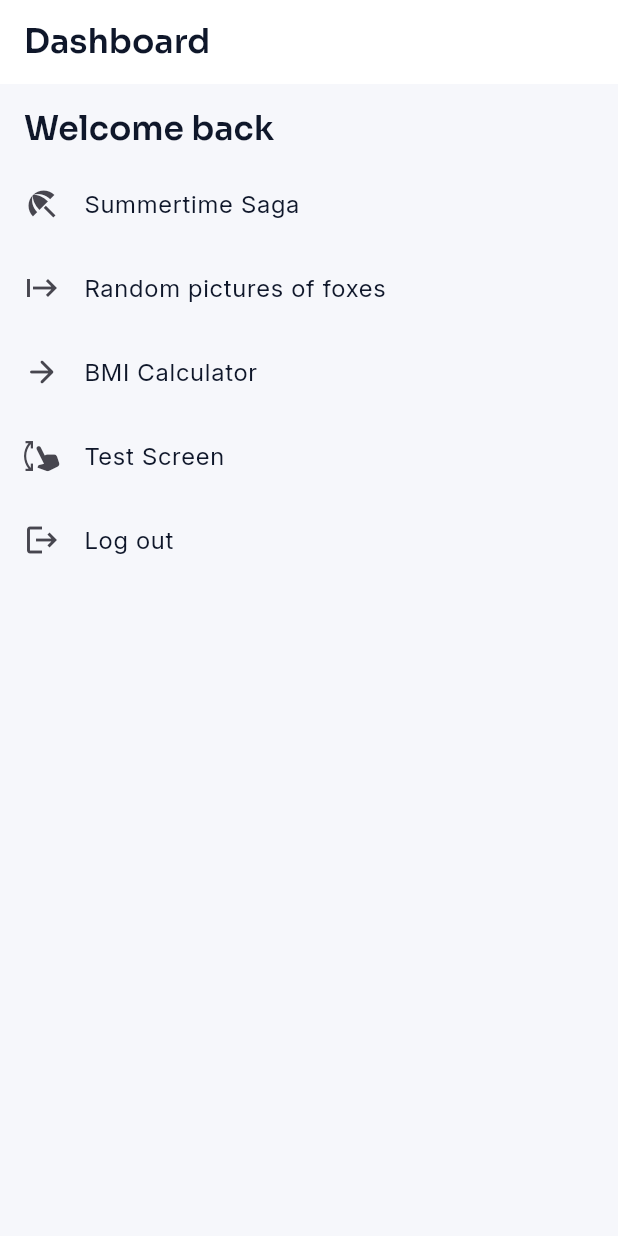
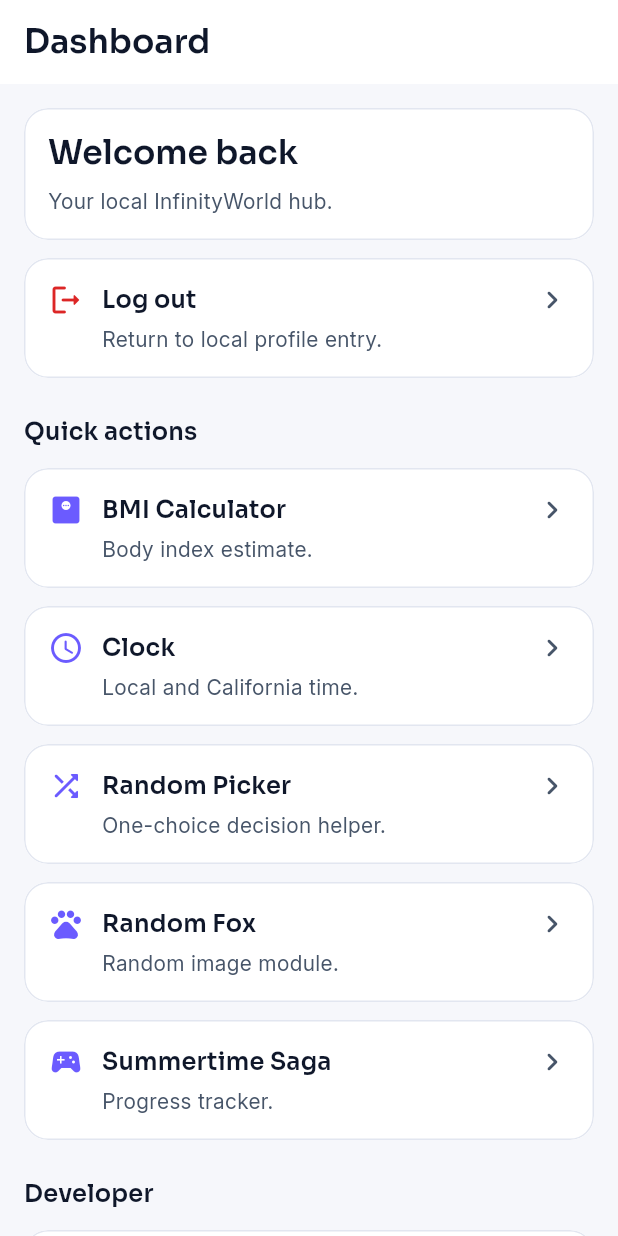
Before and after one commit to nqminh2417/InfinityWorld, a Flutter app: the DashboardScreen screen opened by its route, on a phone screen of 412 x 824 dp. Run offline on Flutter 3.47's test engine with Material 3 defaults, Android fonts, the phone set to English and light mode, and no system bars; our stand-ins replace dio, flutter_riverpod, go_router, shared_preferences, timezone; accounts and stored records are empty.

Commit message:
feat: refresh home dashboard quick actions

```diff
--- a/lib/features/dashboard/presentation/dashboard_screen.dart
+++ b/lib/features/dashboard/presentation/dashboard_screen.dart
@@ -1,6 +1,8 @@
 import 'package:flutter/material.dart';
 import 'package:flutter_riverpod/flutter_riverpod.dart';
 import 'package:go_router/go_router.dart';
+import 'package:infinity_world/design_system/components/iw_card.dart';
+import 'package:infinity_world/design_system/tokens/iw_colors.dart';
 import 'package:infinity_world/design_system/tokens/iw_spacing.dart';
 import 'package:infinity_world/features/auth/application/session_providers.dart';
 import 'package:infinity_world/routes/app_routes.dart';
@@ -14,14 +16,6 @@
 
 class _DashboardScreenState extends ConsumerState<DashboardScreen> {
   bool _isLoggingOut = false;
-
-  void _toFoxRandom() {
-    context.push(AppRoutes.fox);
-  }
-
-  void _toTestScreen() {
-    context.push(AppRoutes.test);
-  }
 
   Future<void> _logout() async {
     if (_isLoggingOut) {
@@ -43,21 +37,20 @@
   @override
   Widget build(BuildContext context) {
     final displayName = ref.watch(currentDisplayNameProvider);
+    final brightness = Theme.of(context).brightness;
 
     return Scaffold(
       appBar: AppBar(title: const Text('Dashboard')),
       body: SafeArea(
         top: false,
         child: ListView(
+          padding: const EdgeInsets.all(IwSpacing.screenPadding),
           children: [
-            Padding(
-              padding: const EdgeInsets.fromLTRB(
-                IwSpacing.screenPadding,
-                IwSpacing.space16,
-                IwSpacing.screenPadding,
-                IwSpacing.space8,
-              ),
-              child: Text(
+            IwCard(
+              child: Column(
+                crossAxisAlignment: CrossAxisAlignment.start,
+                children: [
+                  Text(
                     displayName.when(
                       data:
                           (value) =>
@@ -69,35 +62,72 @@
                     ),
                     style: Theme.of(context).textTheme.titleLarge,
                   ),
+                  const SizedBox(height: IwSpacing.space8),
+                  Text(
+                    'Your local InfinityWorld hub.',
+                    style: Theme.of(context).textTheme.bodyMedium?.copyWith(
+                      color: IwColors.textSecondary(brightness),
                     ),
-            ListTile(
-              leading: const Icon(Icons.beach_access),
-              title: const Text('Summertime Saga'),
-              onTap: () {
-                context.push(AppRoutes.smtsHome);
-              },
                   ),
-            ListTile(
-              leading: const Icon(Icons.start),
-              title: const Text('Random pictures of foxes'),
-              onTap: _toFoxRandom,
+                ],
               ),
-            ListTile(
-              leading: const Icon(Icons.arrow_forward_rounded),
-              title: const Text('BMI Calculator'),
-              onTap: () {
-                context.push(AppRoutes.bmi);
-              },
             ),
-            ListTile(
-              leading: const Icon(Icons.swipe_vertical),
-              title: const Text('Test Screen'),
-              onTap: _toTestScreen,
+            const SizedBox(height: IwSpacing.space12),
+            _DashboardActionCard(
+              icon: Icons.logout_rounded,
+              title: 'Log out',
+              subtitle: 'Return to local profile entry.',
+              iconColor: IwColors.error(brightness),
+              onTap: _logout,
             ),
-            ListTile(
-              leading: const Icon(Icons.logout),
-              title: const Text('Log out'),
-              onTap: _logout,
+            const SizedBox(height: IwSpacing.sectionGap),
+            Text(
+              'Quick actions',
+              style: Theme.of(context).textTheme.titleMedium,
+            ),
+            const SizedBox(height: IwSpacing.space12),
+            _DashboardActionCard(
+              icon: Icons.monitor_weight_rounded,
+              title: 'BMI Calculator',
+              subtitle: 'Body index estimate.',
+              onTap: () => context.push(AppRoutes.bmi),
+            ),
+            const SizedBox(height: IwSpacing.space12),
+            _DashboardActionCard(
+              icon: Icons.schedule_rounded,
+              title: 'Clock',
+              subtitle: 'Local and California time.',
+              onTap: () => context.push(AppRoutes.clock),
+            ),
+            const SizedBox(height: IwSpacing.space12),
+            _DashboardActionCard(
+              icon: Icons.shuffle_rounded,
+              title: 'Random Picker',
+              subtitle: 'One-choice decision helper.',
+              onTap: () => context.push(AppRoutes.randomPicker),
+            ),
+            const SizedBox(height: IwSpacing.space12),
+            _DashboardActionCard(
+              icon: Icons.pets_rounded,
+              title: 'Random Fox',
+              subtitle: 'Random image module.',
+              onTap: () => context.push(AppRoutes.fox),
+            ),
+            const SizedBox(height: IwSpacing.space12),
+            _DashboardActionCard(
+              icon: Icons.sports_esports_rounded,
+              title: 'Summertime Saga',
+              subtitle: 'Progress tracker.',
+              onTap: () => context.push(AppRoutes.smtsHome),
+            ),
+            const SizedBox(height: IwSpacing.sectionGap),
+            Text('Developer', style: Theme.of(context).textTheme.titleMedium),
+            const SizedBox(height: IwSpacing.space12),
+            _DashboardActionCard(
+              icon: Icons.science_rounded,
+              title: 'Test Screen',
+              subtitle: 'Internal form and lifecycle check.',
+              onTap: () => context.push(AppRoutes.test),
             ),
           ],
         ),
@@ -105,3 +135,53 @@
     );
   }
 }
+
+class _DashboardActionCard extends StatelessWidget {
+  final IconData icon;
+  final String title;
+  final String subtitle;
+  final VoidCallback onTap;
+  final Color? iconColor;
+
+  const _DashboardActionCard({
+    required this.icon,
+    required this.title,
+    required this.subtitle,
+    required this.onTap,
+    this.iconColor,
+  });
+
+  @override
+  Widget build(BuildContext context) {
+    final brightness = Theme.of(context).brightness;
+    final secondaryText = IwColors.textSecondary(brightness);
+
+    return IwCard(
+      onTap: onTap,
+      child: Row(
+        crossAxisAlignment: CrossAxisAlignment.start,
+        children: [
+          Icon(icon, color: iconColor ?? Theme.of(context).colorScheme.primary),
+          const SizedBox(width: IwSpacing.space12),
+          Expanded(
+            child: Column(
+              crossAxisAlignment: CrossAxisAlignment.start,
+              children: [
+                Text(title, style: Theme.of(context).textTheme.titleMedium),
+                const SizedBox(height: IwSpacing.space4),
+                Text(
+                  subtitle,
+                  style: Theme.of(
+                    context,
+                  ).textTheme.bodyMedium?.copyWith(color: secondaryText),
+                ),
+              ],
+            ),
+          ),
+          const SizedBox(width: IwSpacing.space12),
+          Icon(Icons.chevron_right_rounded, color: secondaryText),
+        ],
+      ),
+    );
+  }
+}
```
Also changed, not shown: 2 other files. Lines whose indentation alone changed are shown as unchanged.
